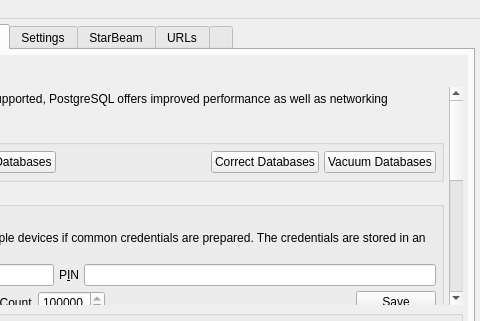
Old version of the form branches/trunk/UI/controlcenter.ui in the repository textbrowser/spot-on; both pictures show x 370 to 850 and y 0 to 321 of the 850 by 550 pixel window.
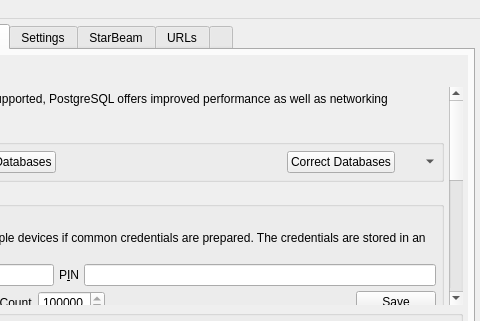
New version of the form. The open tabs and pages were chosen to show the change. Icons and pictures are not drawn. Custom widgets are drawn as their Qt base class.

The edit to the form file:
```diff
--- a/branches/trunk/UI/controlcenter.ui
+++ b/branches/trunk/UI/controlcenter.ui
@@ -4091,7 +4091,7 @@
              <x>0</x>
              <y>0</y>
              <width>826</width>
-             <height>448</height>
+             <height>450</height>
             </rect>
            </property>
            <layout class="QVBoxLayout" name="verticalLayout_2">
@@ -4167,8 +4167,8 @@
                 <rect>
                  <x>0</x>
                  <y>0</y>
-                 <width>802</width>
-                 <height>602</height>
+                 <width>800</width>
+                 <height>601</height>
                 </rect>
                </property>
                <layout class="QVBoxLayout" name="verticalLayout_65">
@@ -4294,12 +4294,16 @@
                     </widget>
                    </item>
                    <item>
-                    <widget class="QPushButton" name="deleteAllUrls">
-                     <property name="toolTip">
-                      <string>&lt;html&gt;&lt;head/&gt;&lt;body&gt;&lt;p&gt;Vacuum most URL database tables.&lt;/p&gt;&lt;/body&gt;&lt;/html&gt;</string>
+                    <widget class="QToolButton" name="deleteAllUrls">
+                     <property name="icon">
+                      <iconset resource="../Icons/icons.qrc">
+                       <normaloff>:/generic/menu.png</normaloff>:/generic/menu.png</iconset>
                      </property>
-                     <property name="text">
-                      <string>Vacuum Databases</string>
+                     <property name="popupMode">
+                      <enum>QToolButton::MenuButtonPopup</enum>
+                     </property>
+                     <property name="autoRaise">
+                      <bool>true</bool>
                      </property>
                     </widget>
                    </item>
```
Left out of the diff: 715 changed lines with no effect on the pictures.
